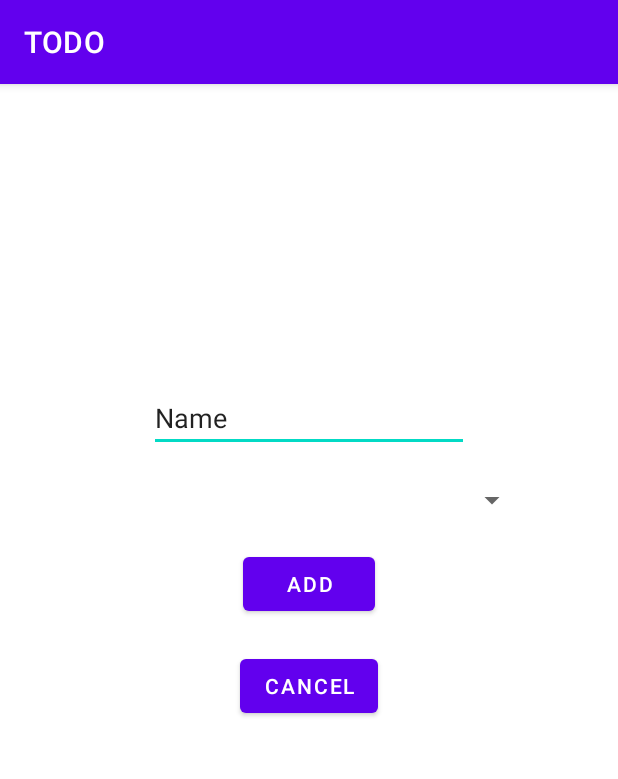
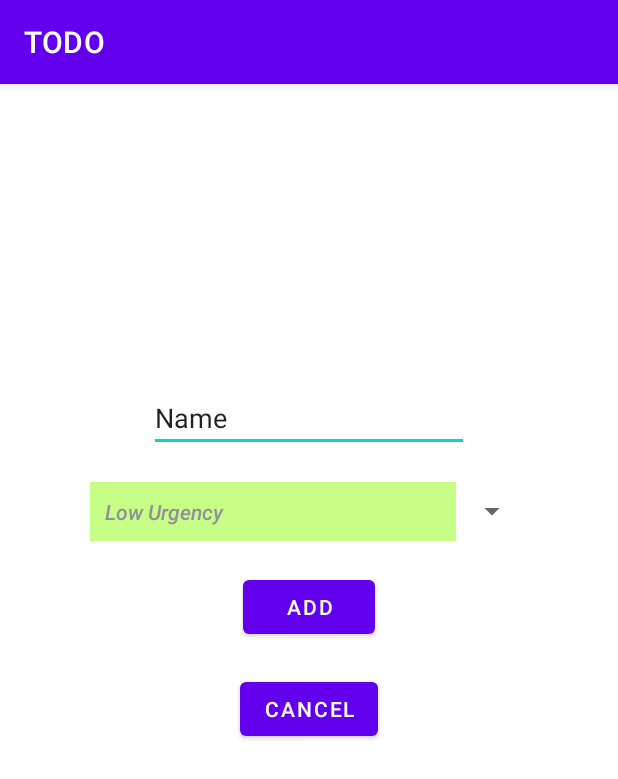
Before and after one commit to olivier-sonrel/todo_android, an Android app: the AddTodoActivity screen opened directly, with no data from a screen before it, on a phone screen of 412 x 824 dp. Shown: the top 779 px of the screen. Run offline under Robolectric (Android 15) with nearby library versions, the phone set to English and light mode, and no system bars.

Commit message:
on road TodoDBHelper.java

```diff
--- a/app/src/main/java/com/olivier/todo/AddTodoActivity.java
+++ b/app/src/main/java/com/olivier/todo/AddTodoActivity.java
@@ -2,17 +2,41 @@ package com.olivier.todo;
 
 import androidx.appcompat.app.AppCompatActivity;
 
+import android.content.Context;
+import android.content.Intent;
 import android.os.Bundle;
+import android.view.View;
+import android.widget.ArrayAdapter;
 import android.widget.Button;
 import android.widget.EditText;
 import android.widget.Spinner;
 
+import java.util.ArrayList;
+import java.util.Arrays;
+import java.util.List;
+
 public class AddTodoActivity extends AppCompatActivity {
 
-    EditText etName = null;
-    Button btnAdd = null;
-    Button btnCancel = null;
-    Spinner spUrgency = null;
+    private static final int RESULT_OK = 1;
+    private static final int RESULT_CANCELED = 0;
+
+
+    private EditText etName;
+    private Button btnAdd;
+    private Button btnCancel;
+    private Spinner spUrgency;
+    private Context context;
+    private String[] urgencies;
+    private Todo todo;
+
+    public static String[] getUrgencies(){
+
+        return new String[]{
+                "Low Urgency",
+                "Normal Urgency",
+                "Hard Urgency"
+        };
+    }
 
     @Override
     protected void onCreate(Bundle savedInstanceState) {
@@ -24,5 +48,45 @@ public class AddTodoActivity extends AppCompatActivity {
         btnCancel = findViewById(R.id.btnCancel);
         spUrgency = findViewById(R.id.spUrgency);
 
+        urgencies = getUrgencies();
+
+        context = getApplicationContext();
+
+        final List<String> urgenciesList = new ArrayList<>(Arrays.asList(urgencies));
+
+        final ArrayAdapter<String> spinnerArrayAdapter = new ArrayAdapter<String>(context , R.layout.spinner_item , urgenciesList);
+
+        spinnerArrayAdapter.setDropDownViewResource(R.layout.spinner_item);
+        spUrgency.setAdapter(spinnerArrayAdapter);
+
+        btnAdd.setOnClickListener(new View.OnClickListener() {
+            @Override
+            public void onClick(View view) {
+                String name = etName.getText().toString();
+                if (name.length() >= 3){
+                    String urgency = spUrgency.getSelectedItem().toString();
+
+                    todo = new Todo(name, urgency);
+
+                    Intent resultIntent = new Intent();
+                    resultIntent.putExtra("todo", todo);
+                    setResult(RESULT_OK, resultIntent);
+                    finish();
+                } else {
+                    /* TODO Toast*/
+                }
+
+            }
+        });
+
+        btnCancel.setOnClickListener(new View.OnClickListener() {
+            @Override
+            public void onClick(View view) {
+                Intent resultIntent = new Intent();
+                setResult(RESULT_CANCELED, resultIntent);
+                finish();
+            }
+        });
+
     }
 }
--- a/app/src/main/java/com/olivier/todo/Todo.java
+++ b/app/src/main/java/com/olivier/todo/Todo.java
@@ -1,6 +1,8 @@
 package com.olivier.todo;
 
-public class Todo {
+import java.io.Serializable;
+
+public class Todo implements Serializable {
     private int id;
     private String name;
     private String urgency;
--- /dev/null
+++ b/app/src/main/res/layout/spinner_item.xml
@@ -0,0 +1,10 @@
+<?xml version="1.0" encoding="utf-8"?>
+<TextView
+    xmlns:android="http://schemas.android.com/apk/res/android"
+    android:layout_width="match_parent"
+    android:layout_height="wrap_content"
+    android:padding="10dp"
+    android:textStyle="italic"
+    android:fontFamily="sans-serif-medium"
+    android:background="#c7ff86"
+    />
```
Also changed, not shown: app/src/main/java/com/olivier/todo/MainActivity.java (+30 -1 lines), app/src/main/java/com/olivier/todo/TodoDBHelper.java (added, +34 -0 lines), app/src/main/res/menu/menu_main.xml (added, +8 -0 lines).
